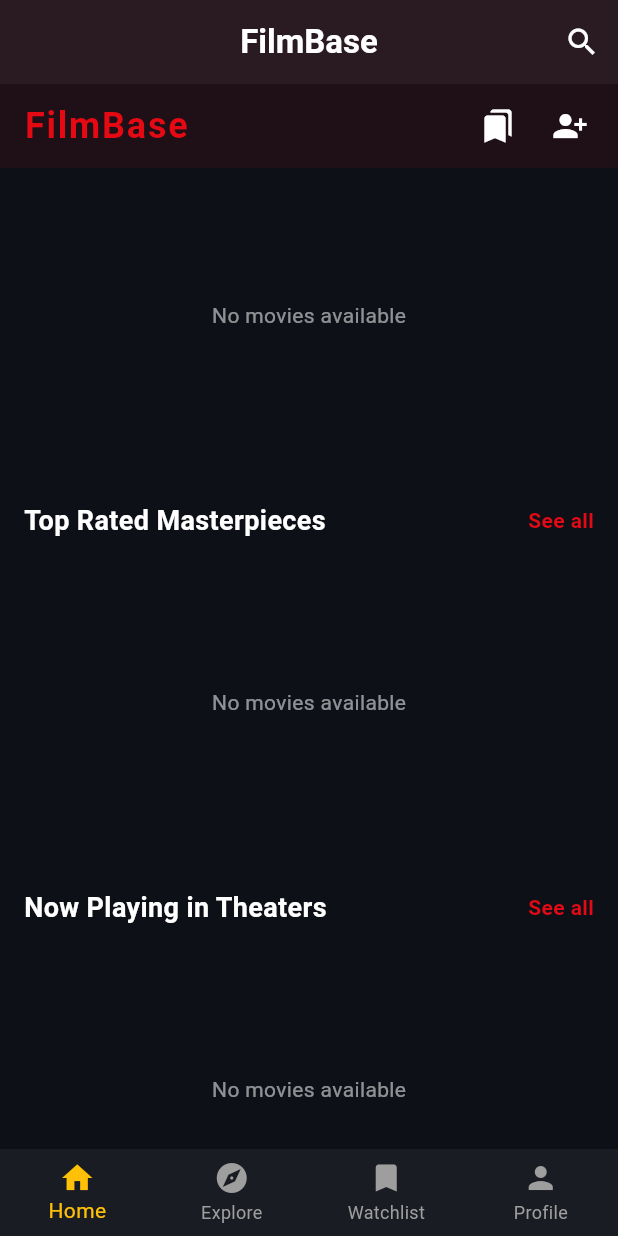
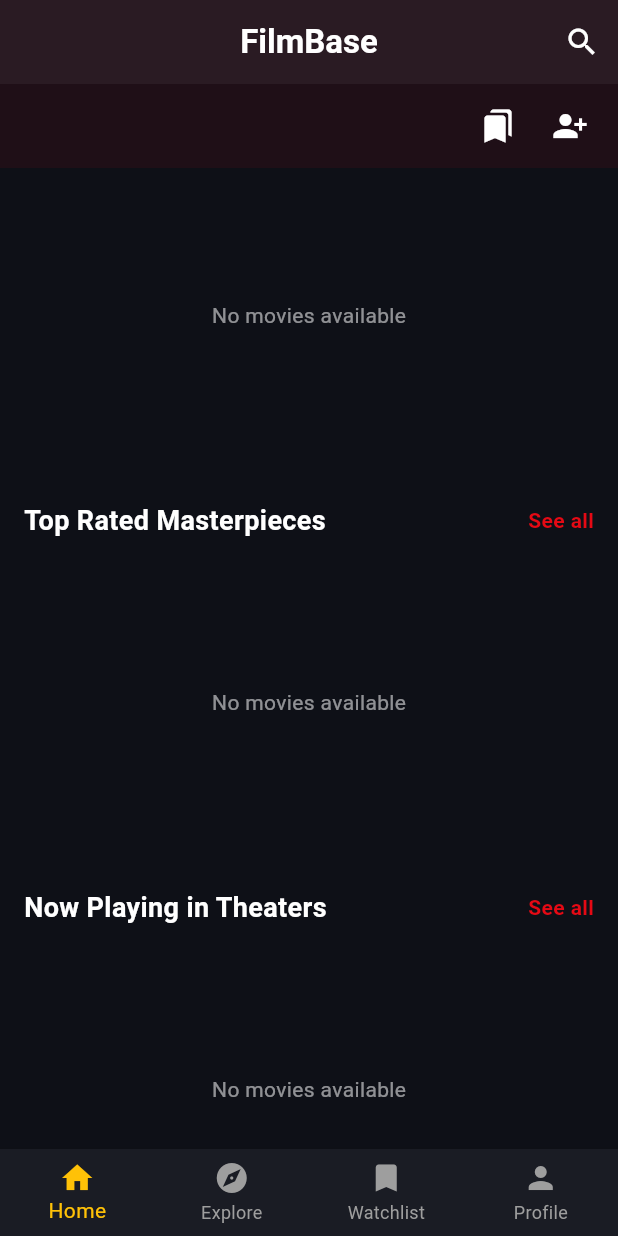
Before and after one commit to JayJMakwana/FilmBase, a Flutter app: the screen it shows once a user with an empty profile is signed in, scrolled down 576 dp, on a phone screen of 412 x 824 dp. Run offline on Flutter 3.47's test engine with Material 3 defaults, Android fonts, the light colour scheme and no system bars; our stand-ins replace cloud_firestore, firebase_auth, firebase_core; accounts and stored records are empty; network calls fail.

Commit message:
changed home page

```diff
--- a/lib/screens/home_screen.dart
+++ b/lib/screens/home_screen.dart
@@ -45,19 +45,10 @@ class _HomeScreenState extends State<HomeScreen> {
   Widget build(BuildContext context) {
     return Scaffold(
       backgroundColor: const Color(0xFF0E1017),
-      // --- ADDED APP BAR START ---
       appBar: AppBar(
         backgroundColor: const Color(0xFF0E1017),
         elevation: 0,
-        title: const Text(
-          'FilmBase',
-          style: TextStyle(
-            color: Color(0xFFE50914),
-            fontWeight: FontWeight.bold,
-            fontSize: 24,
-            letterSpacing: 1.2,
-          ),
-        ),
+        title: const SizedBox.shrink(), // Removes the duplicate title text entirely
         actions: [
           IconButton(
             icon: const Icon(Icons.bookmarks, color: Colors.white),
@@ -73,10 +64,9 @@ class _HomeScreenState extends State<HomeScreen> {
               MaterialPageRoute(builder: (context) => const FriendsScreen()),
             ),
           ),
-          const SizedBox(width: 8), // Small padding on the right edge
+          const SizedBox(width: 8),
         ],
       ),
-      // --- ADDED APP BAR END ---
       body: SingleChildScrollView(
         child: Column(
           crossAxisAlignment: CrossAxisAlignment.start,
```
Also changed, not shown: 1 other file.
